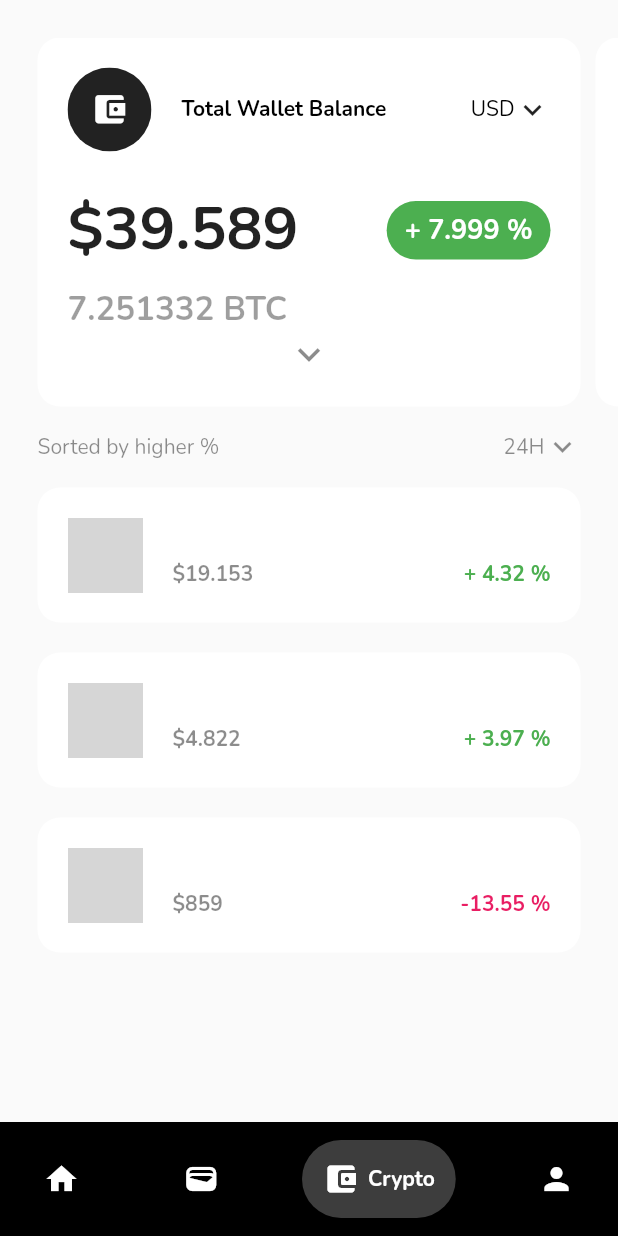
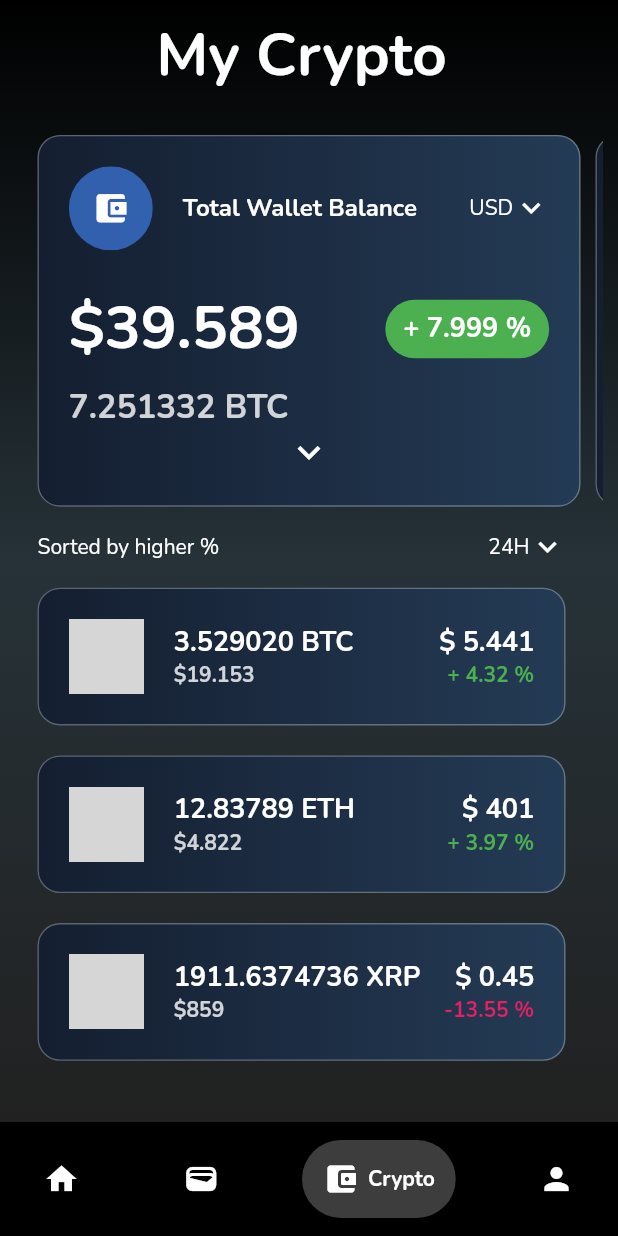
Before and after one commit to bharath12321/MSD-WalletAPP, a Flutter app: the screen it shows once a user with an empty profile is signed in, item 3 of the bottom bar chosen, on a phone screen of 412 x 824 dp. Run offline on Flutter 3.47's test engine with Material 2 defaults, Android fonts, the phone set to English and light mode, and no system bars; drawn by our look-alikes of google_nav_bar; our stand-ins replace card_swiper, firebase_auth, firebase_core, firebase_database, flutter_settings_screens, google_fonts and 1 more; accounts and stored records are empty; network calls fail; grey boxes are pictures that could not be loaded.

Commit message:
crypto page ui done

```diff
--- a/lib/view/cryptoPage.dart
+++ b/lib/view/cryptoPage.dart
@@ -12,15 +12,40 @@
 class _CryptoWalletPageState extends State<CryptoWalletPage> {
   @override
   Widget build(BuildContext context) {
-    return SafeArea(
+    return Container(
+      decoration: BoxDecoration(
+          gradient: LinearGradient(
+              colors: [
+                Colors.black,
+                Colors.blueGrey.shade900,
+                Colors.grey.shade900
+                //Colors.black,
+                // Colors.purple.shade900,
+                // Colors.purple.shade600,
+                // Colors.purple,
+                // Colors.purple.shade200,
+              ], begin: Alignment.topCenter, end: Alignment.bottomCenter)),
+        child: SafeArea(
+          child: Stack(
+            children: [
+              Padding(
+                padding: EdgeInsets.fromLTRB(0, 10, 10, 10),
                 child: Column(
                 children: [
+                  Text(
+                    'My Crypto',
+                    style: TextStyle(
+                        fontWeight: FontWeight.bold,
+                        fontSize: 40.0
+                    ),
+                  ),
                   SizedBox(
                     height: 25,
                   ),
                   SingleChildScrollView(
                     scrollDirection: Axis.horizontal,
-            child: Row(children: [
+                    child: Row(
+                        children: [
                       SizedBox(
                         width: 20,
                       ),
@@ -43,13 +68,13 @@
                       mainAxisAlignment: MainAxisAlignment.spaceBetween,
                       children: [
                         Text('Sorted by higher %',
-                    style: TextStyle(color: Colors.black45)),
+                            style: TextStyle(color: Colors.white)),
                         Row(children: [
                           Text(
                             '24H',
-                    style: TextStyle(color: Colors.black45),
+                            style: TextStyle(color: Colors.white),
                           ),
-                  Icon(Icons.keyboard_arrow_down, color: Colors.black45),
+                          Icon(Icons.keyboard_arrow_down, color: Colors.white),
                         ])
                       ],
                     ),
@@ -95,6 +120,9 @@
                   )
                 ],
             ),
+              ),]
+          ),
+        ),
       );
   }
 
@@ -113,7 +141,7 @@
               children: [
                 ClipOval(
                   child: Material(
-                    color: Colors.black87,
+                    color: Colors.blueAccent.withOpacity(0.6),
                     child: InkWell(
                       splashColor: Colors.red, // inkwell color
                       child: SizedBox(
@@ -132,15 +160,18 @@
                 Expanded(
                   child: Text('Total Wallet Balance',
                       style: TextStyle(
-                          fontWeight: FontWeight.bold, color: Colors.black)),
+                          fontWeight: FontWeight.bold,
+                          color: Colors.white,
+                          fontSize: 16.0)),
                 ),
                 Row(
-                  children: [Text(
+                  children: [
+                    Text(
                       'USD',
-                    style: TextStyle(
-                      color: Colors.black
+                      style: TextStyle(color: Colors.white),
                     ),
-                  ), Icon(Icons.keyboard_arrow_down)],
+                    Icon(Icons.keyboard_arrow_down, color: Colors.white)
+                  ],
                 )
               ],
             ),
@@ -153,7 +184,7 @@
                   style: TextStyle(
                       fontWeight: FontWeight.bold,
                       fontSize: 40,
-                      color: Colors.black87),
+                      color: Colors.white),
                 ),
                 Container(
                   padding: EdgeInsets.symmetric(horizontal: 12, vertical: 7),
@@ -177,11 +208,11 @@
               style: TextStyle(
                   fontWeight: FontWeight.bold,
                   fontSize: 22,
-                  color: Colors.black38),
+                  color: Colors.white.withOpacity(0.8)),
             ),
             Center(
               child: Icon(Icons.keyboard_arrow_down,
-                  size: 30, color: Colors.black45),
+                  size: 30, color: Colors.white),
             )
           ],
         ),
@@ -221,7 +252,7 @@
                     '$myProfit',
                     style: TextStyle(
                       fontWeight: FontWeight.bold,
-                      color: Colors.black45,
+                      color: Colors.white.withOpacity(0.8),
                     ),
                   ),
                 ],
--- a/lib/view/reusableWidgets/reusable_widget.dart
+++ b/lib/view/reusableWidgets/reusable_widget.dart
@@ -207,8 +207,19 @@
     width: width,
     padding: EdgeInsets.all(padding),
     decoration: BoxDecoration(
-        color: Colors.white,
-        borderRadius: BorderRadius.all(Radius.circular(15))),
+      borderRadius: BorderRadius.all(Radius.circular(15)),
+      gradient: const LinearGradient(
+          colors: [
+            Color.fromRGBO(20, 30, 48, 1.0),
+            Color.fromRGBO(36, 59, 85, 1.0),
+          ], begin: Alignment.centerLeft, end: Alignment.centerRight),
+        border: const Border(
+          top: BorderSide(color: Colors.white30, width: 0.9),
+          right: BorderSide(color: Colors.white30, width: 0.9),
+          bottom: BorderSide(color: Colors.white30, width: 0.9),
+          left: BorderSide(color: Colors.white30, width: 0.9),
+        ),
+    ),
     child: child,
   );
 }
--- a/lib/view/walletsPage.dart
+++ b/lib/view/walletsPage.dart
@@ -196,6 +196,9 @@
                                           Spacer(),
                                           Text(
                                             cards[index2].expenses[index].expense,
+                                            style: TextStyle(
+                                              color: Colors.red.shade400
+                                            ),
                                           )
                                         ],
                                       ),
```
Lines whose indentation alone changed are shown as unchanged.
